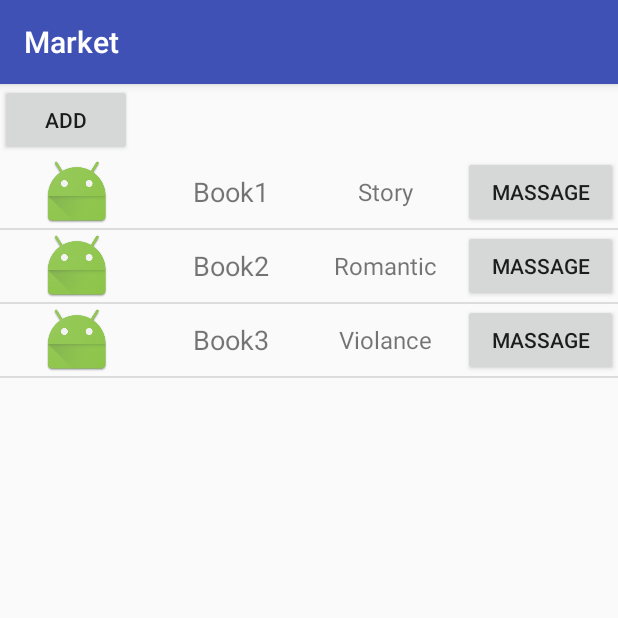
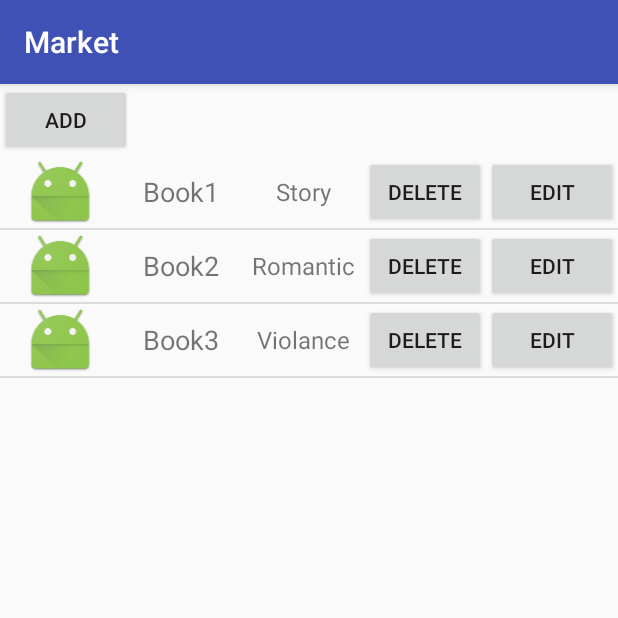
Before and after one commit to zahra-yousefi/Market, an Android app: the screen it shows after launch (BooksListActivity), on a phone screen of 412 x 824 dp, the top half of it. Run offline under Robolectric (Android 15) with nearby library versions, the phone set to English and light mode, and no system bars; 1 statement that could not run was skipped.

Commit message:
Edit Button

```diff
--- a/app/src/main/java/zaryam/market/AddBookActivity.java
+++ b/app/src/main/java/zaryam/market/AddBookActivity.java
@@ -19,7 +19,7 @@ public class AddBookActivity extends AppCompatActivity {
         final EditText txtType = (EditText) findViewById(R.id.txtBookType);
         Button btnSave = (Button) findViewById(R.id.btnSave);
 
-        int id = getIntent().getIntExtra("ID", 0);
+       // int id = getIntent().getIntExtra("ID", 0);
         // get id
 
         /// repo. get by id >> book
--- a/app/src/main/java/zaryam/market/BooksListActivity.java
+++ b/app/src/main/java/zaryam/market/BooksListActivity.java
@@ -22,13 +22,21 @@ public class BooksListActivity extends AppCompatActivity {
         setContentView(R.layout.activity_books_list);
 
         bookList = (ListView)findViewById(R.id.bookList);
+        Button btnAdd = (Button)findViewById(R.id.btnAdd);
+        Button btnEdit = (Button)findViewById(R.id.btnEdit);
 
-        Button btnAdd = (Button)findViewById(R.id.btnAdd);
         btnAdd.setOnClickListener(new View.OnClickListener() {
             @Override
             public void onClick(View v) {
                 Intent intent = new Intent(BooksListActivity.this, AddBookActivity.class);
                 startActivity(intent);
+            }
+        });
+
+        btnEdit.setOnClickListener(new View.OnClickListener() {
+            @Override
+            public void onClick(View v) {
+
             }
         });
 
--- a/app/src/main/res/layout/activity_add_book.xml
+++ b/app/src/main/res/layout/activity_add_book.xml
@@ -24,4 +24,5 @@
         android:text="@string/btnSave"/>
 
 
+
 </LinearLayout>
--- a/app/src/main/res/layout/activity_books_list.xml
+++ b/app/src/main/res/layout/activity_books_list.xml
@@ -11,6 +11,7 @@
         android:layout_height="wrap_content"
         android:text="@string/btnAdd"/>
 
+
     <ListView
         android:layout_width="match_parent"
         android:layout_height="match_parent"
--- a/app/src/main/res/layout/list_item_book.xml
+++ b/app/src/main/res/layout/list_item_book.xml
@@ -20,7 +20,7 @@
             android:layout_width="0dp"
             android:layout_height="wrap_content"
             android:layout_weight="0.25"
-            android:text="zahra"
+            android:text="@string/enterName"
             android:layout_gravity="center"
             android:gravity="center_horizontal"
             android:textSize="18dip" />
@@ -30,7 +30,7 @@
             android:layout_width="0dp"
             android:layout_height="wrap_content"
             android:layout_weight="0.25"
-            android:text="200"
+            android:text="@string/enterType"
             android:layout_gravity="center"
             android:gravity="center_horizontal"
             android:textSize="16dip" />
@@ -40,8 +40,15 @@
             android:layout_width="0dp"
             android:layout_height="wrap_content"
             android:layout_weight="0.25"
-            android:text="Massage"
+            android:text="@string/btnDelete"
             android:layout_gravity="center_horizontal" />
+
+    <Button
+        android:id="@+id/btnEdit"
+        android:layout_width="wrap_content"
+        android:layout_height="wrap_content"
+        android:text="@string/btnEdit"
+        android:layout_gravity="center_horizontal"/>
 
 
     </LinearLayout>
--- a/app/src/main/res/values/strings.xml
+++ b/app/src/main/res/values/strings.xml
@@ -4,4 +4,9 @@
     <string name="enterName">Name</string>
     <string name="enterType">Type</string>
     <string name="btnSave">Save</string>
+    <string name="btnEdit">Edit</string>
+    <string name="btnDelete">Delete</string>
+
+
+
 </resources>
```
